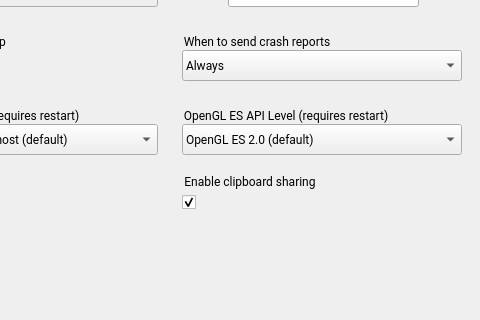
The window that android/android-emu/android/skin/qt/extended-pages/settings-page.ui (aosp-mirror/platform_external_qemu) describes before a commit, drawn with Qt 5; both pictures show x 142 to 622 and y 136 to 456 of the 622 by 580 pixel window.
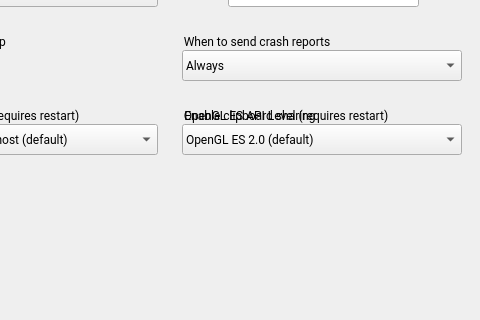
The same window after the commit. Icons and pictures are not drawn.

Commit message: Hide GLES API level preference label

Patch:
```diff
--- a/android/android-emu/android/skin/qt/extended-pages/settings-page.ui
+++ b/android/android-emu/android/skin/qt/extended-pages/settings-page.ui
@@ -493,6 +493,9 @@
    </item>
   </widget>
   <widget class="QGroupBox" name="set_glesApiLevelTitle">
+   <property name="enabled">
+    <bool>true</bool>
+   </property>
    <property name="geometry">
     <rect>
      <x>324</x>
@@ -557,7 +560,7 @@
    <property name="geometry">
     <rect>
      <x>324</x>
-     <y>326</y>
+     <y>260</y>
      <width>211</width>
      <height>24</height>
     </rect>
@@ -582,7 +585,7 @@
    <property name="geometry">
     <rect>
      <x>324</x>
-     <y>308</y>
+     <y>242</y>
      <width>211</width>
      <height>21</height>
     </rect>
```
Left out of the diff: 2 changed lines with no effect on the pictures. The commit also changes 1 other file.
